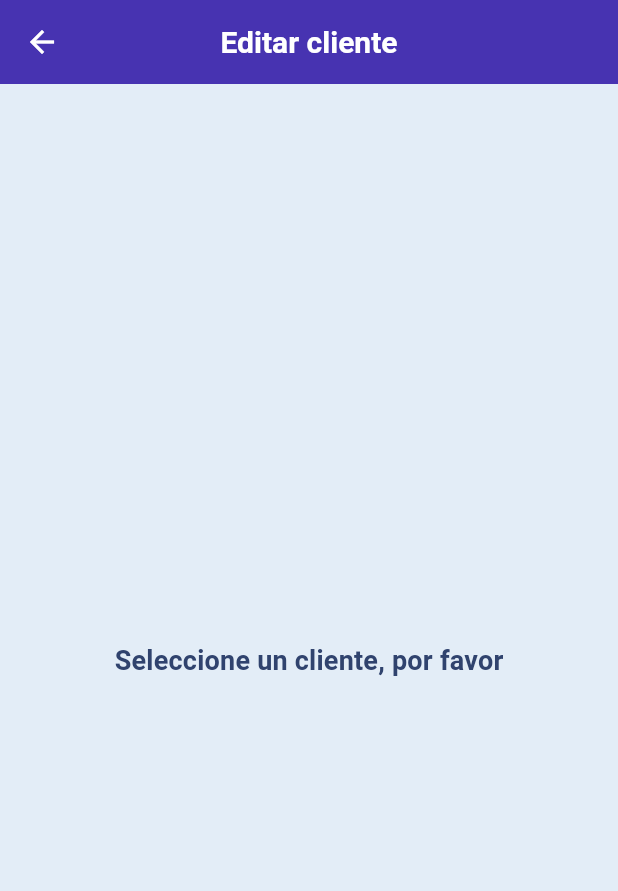
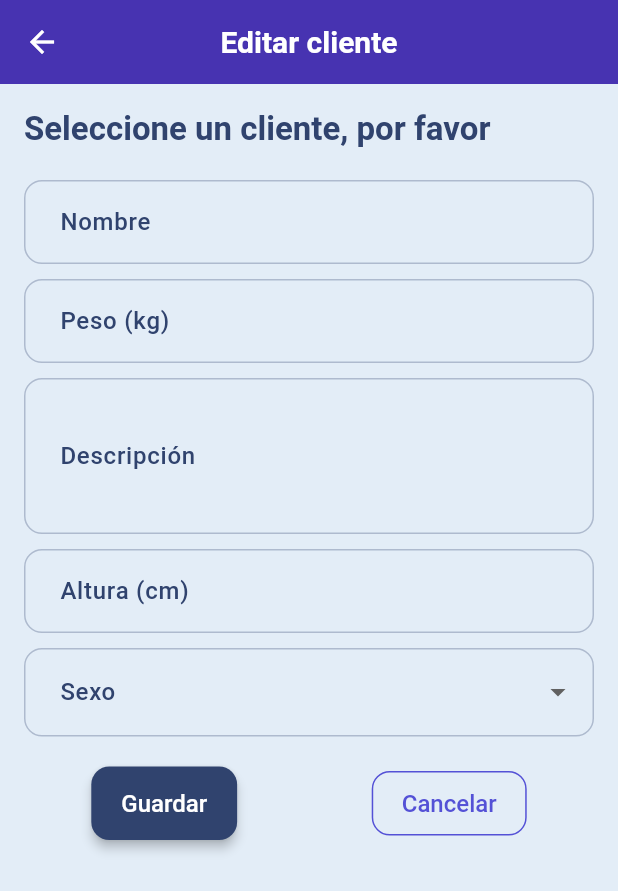
Before and after one commit to MaNoLiN-CRV/FlexDiet, a Flutter app: the EditPerson screen opened directly, on a phone screen of 412 x 824 dp. Shown: the top 891 px of the screen. Run offline on Flutter 3.47's test engine with Material 3 defaults, Android fonts, the light colour scheme and no system bars; our stand-ins replace auth_buttons, camera, circle_nav_bar, firebase_auth, firebase_core, fluttertoast and 4 more; accounts and stored records are empty.

Commit message:
Admin person edit menu added

```diff
--- a/lib/screens/admin/edit_person_screen.dart
+++ b/lib/screens/admin/edit_person_screen.dart
@@ -1,8 +1,37 @@
 import 'package:flutter/material.dart';
 
-class EditPerson extends StatelessWidget {
-  final String name; // TODO : CHANGE THIS WITH A Person entity
+class EditPerson extends StatefulWidget {
+  final String name;
   const EditPerson({super.key, this.name = ''});
+
+  @override
+  State<EditPerson> createState() => _EditPersonState();
+}
+
+class _EditPersonState extends State<EditPerson> {
+  final _formKey = GlobalKey<FormState>();
+  TextEditingController nameController = TextEditingController();
+  TextEditingController kgController = TextEditingController();
+  TextEditingController descriptionController = TextEditingController();
+  TextEditingController heightController = TextEditingController();
+  String? sex;
+
+  @override
+  void initState() {
+    super.initState();
+    if (widget.name.isNotEmpty) {
+      nameController.text = widget.name;
+    }
+  }
+
+  @override
+  void dispose() {
+    nameController.dispose();
+    kgController.dispose();
+    descriptionController.dispose();
+    heightController.dispose();
+    super.dispose();
+  }
 
   @override
   Widget build(BuildContext context) {
@@ -13,19 +42,128 @@ class EditPerson extends StatelessWidget {
         backgroundColor: theme.colorScheme.primary,
         centerTitle: true,
       ),
-      body: Center(
-        child: Column(mainAxisAlignment: MainAxisAlignment.center, children: [
-          if (name.isNotEmpty)
-            Text('Editar cliente $name',
-                style: theme.textTheme.titleMedium?.copyWith(
+      body: Form(
+        key: _formKey,
+        child: Padding(
+          padding: const EdgeInsets.all(16.0),
+          child: ListView(
+            children: <Widget>[
+              if (widget.name.isNotEmpty)
+                Text('Editar cliente ${widget.name}',
+                    style: theme.textTheme.titleLarge?.copyWith(
                       fontWeight: FontWeight.bold,
                     ))
               else
                 Text('Seleccione un cliente, por favor',
-                style: theme.textTheme.titleMedium?.copyWith(
+                    style: theme.textTheme.titleLarge?.copyWith(
                       fontWeight: FontWeight.bold,
                     )),
-        ]),
+              const SizedBox(height: 20),
+              TextFormField(
+                controller: nameController,
+                decoration: const InputDecoration(
+                  labelText: 'Nombre',
+                  border: OutlineInputBorder(),
+                ),
+                validator: (value) {
+                  if (value == null || value.isEmpty) {
+                    return 'Por favor, introduzca un nombre';
+                  }
+                  return null;
+                },
+              ),
+              const SizedBox(height: 10),
+              TextFormField(
+                controller: kgController,
+                decoration: const InputDecoration(
+                  labelText: 'Peso (kg)',
+                  border: OutlineInputBorder(),
+                ),
+                keyboardType: TextInputType.number,
+                validator: (value) {
+                  if (value == null || value.isEmpty) {
+                    return 'Por favor, introduzca el peso';
+                  }
+                  if (double.tryParse(value) == null) {
+                    return 'Por favor, introduzca un número válido';
+                  }
+                  return null;
+                },
+              ),
+              const SizedBox(height: 10),
+              TextFormField(
+                controller: descriptionController,
+                decoration: const InputDecoration(
+                  labelText: 'Descripción',
+                  border: OutlineInputBorder(),
+                ),
+                maxLines: 3,
+              ),
+              const SizedBox(height: 10),
+              TextFormField(
+                controller: heightController,
+                decoration: const InputDecoration(
+                  labelText: 'Altura (cm)',
+                  border: OutlineInputBorder(),
+                ),
+                keyboardType: TextInputType.number,
+                validator: (value) {
+                  if (value == null || value.isEmpty) {
+                    return 'Por favor, introduzca la altura';
+                  }
+                  if (double.tryParse(value) == null) {
+                    return 'Por favor, introduzca un número válido';
+                  }
+                  return null;
+                },
+              ),
+              const SizedBox(height: 10),
+              DropdownButtonFormField<String>(
+                decoration: const InputDecoration(
+                  labelText: 'Sexo',
+                  border: OutlineInputBorder(),
+                ),
+                value: sex,
+                items: <String>['Masculino', 'Femenino', 'Otro']
+                    .map<DropdownMenuItem<String>>((String value) {
+                  return DropdownMenuItem<String>(
+                    value: value,
+                    child: Text(value),
+                  );
+                }).toList(),
+                validator: (value) =>
+                    value == null ? 'Por favor, seleccione el sexo' : null,
+                onChanged: (String? newValue) {
+                  setState(() {
+                    sex = newValue;
+                  });
+                },
+              ),
+              const SizedBox(height: 20),
+              Row(
+                mainAxisAlignment: MainAxisAlignment.spaceAround,
+                children: [
+                  ElevatedButton(
+                    onPressed: () {
+                      if (_formKey.currentState!.validate()) {
+                        ScaffoldMessenger.of(context).showSnackBar(
+                          const SnackBar(content: Text('Procesando datos')),
+                        );
+                      }
+                    },
+                    child: const Text('Guardar'),
+                  ),
+                  OutlinedButton(
+                    onPressed: () {
+                      Navigator.pop(context);
+                    },
+                    child: const Text('Cancelar'),
+                  ),
+                ],
+              ),
+            ],
+          ),
+        ),
       ),
     );
   }
--- a/lib/screens/admin/template_screen.dart
+++ b/lib/screens/admin/template_screen.dart
@@ -157,10 +157,13 @@ class _TemplateScreenState extends State<TemplateScreen> {
                 );
               },
               style: ElevatedButton.styleFrom(
-                  backgroundColor: theme.colorScheme.primary,
-                  foregroundColor: theme.colorScheme.onPrimary,
-                  padding: const EdgeInsets.symmetric(vertical: 14.0),
-                  shape: RoundedRectangleBorder()),
+                backgroundColor: theme.colorScheme.primary,
+                foregroundColor: theme.colorScheme.onPrimary,
+                padding: const EdgeInsets.symmetric(vertical: 14.0),
+                shape: RoundedRectangleBorder(
+                    borderRadius: BorderRadius.circular(12.0)),
+                elevation: 3,
+              ),
               child: Text(
                 'EDITAR CLIENTE',
                 style: theme.textTheme.titleMedium?.copyWith(
```
Also changed, not shown: 4 other files. Lines whose indentation alone changed are shown as unchanged.
